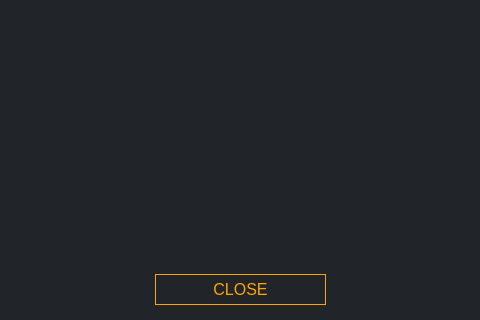
aluisyoanx/gui-wallet, file src/gui/ui/transactiondetailsdialog.ui: the form before one commit; both pictures show x 128 to 608 and y 160 to 480 of the 736 by 480 pixel window.
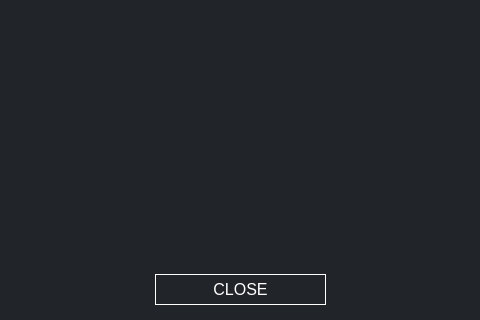
The form after the commit.

The edit to the form file:
```diff
--- a/src/gui/ui/transactiondetailsdialog.ui
+++ b/src/gui/ui/transactiondetailsdialog.ui
@@ -96,7 +96,7 @@
       </spacer>
      </item>
      <item>
-      <widget class="QPushButton" name="m_closeButton">
+      <widget class="QPushButton" name="m_okButton">
        <property name="minimumSize">
         <size>
          <width>171</width>
@@ -104,12 +104,12 @@
         </size>
        </property>
        <property name="font">
-        <font>
-         <pointsize>-1</pointsize>
-        </font>
+        <font/>
        </property>
        <property name="styleSheet">
-        <string notr="true">color: orange; background-color: #1; border: 1px solid orange; font-size: 16px;</string>
+        <string notr="true">QPushButton#m_okButton {color: white; background-color: #1; border: 1px solid white; font-size: 16px;}
+
+QPushButton#m_okButton:hover {color: white; background-color: #1; border: 2px solid white; font-size: 16px;}</string>
        </property>
        <property name="text">
         <string>CLOSE</string>
```
Left out of the diff: 2 changed lines with no effect on the pictures.
